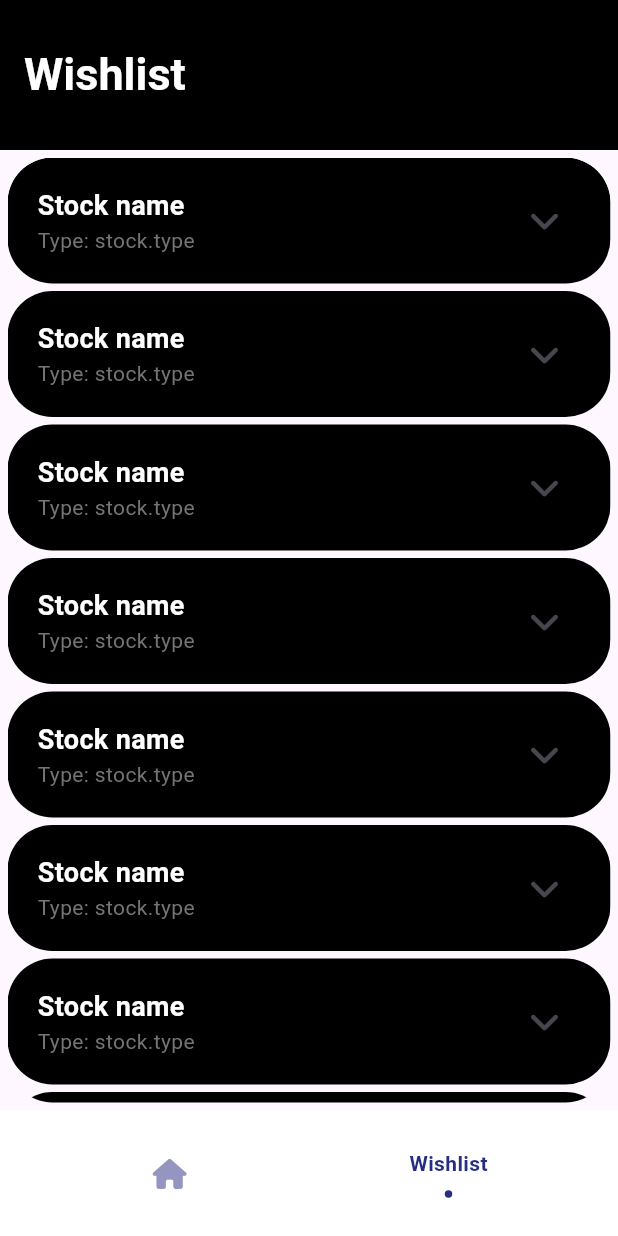
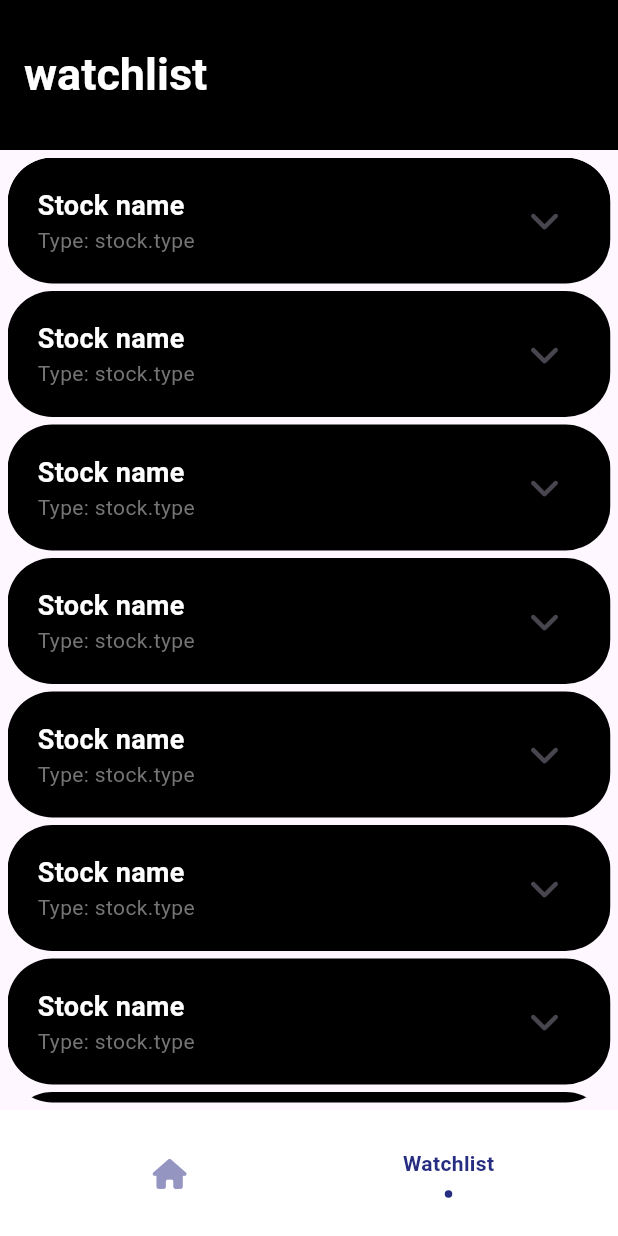
Before and after one commit to MuhammedShabeel001/Stox, a Flutter app: the screen it shows after launch, swiped to page 2, on a phone screen of 412 x 824 dp. Run offline on Flutter 3.47's test engine with Material 3 defaults, Android fonts, the phone set to English and light mode, and no system bars; drawn by our look-alikes of flashy_tab_bar2; our stand-ins replace font_awesome_flutter, hive; accounts and stored records are empty.

Commit message:
db created

```diff
--- a/lib/db/whishlist_db.dart
+++ /dev/null
@@ -1,5 +0,0 @@
-// class WhishlistDb{
-//   static const String watchlistBox = 'watchlist';
-
-//   Future<void> addStock()
-// }
--- a/lib/views/main_screen.dart
+++ b/lib/views/main_screen.dart
@@ -2,7 +2,7 @@ import 'package:flashy_tab_bar2/flashy_tab_bar2.dart';
 import 'package:flutter/material.dart';
 import 'package:font_awesome_flutter/font_awesome_flutter.dart';
 import 'package:stox/views/home_screen.dart';
-import 'package:stox/views/wishlist_screen.dart';
+import 'package:stox/views/watchlist_screen.dart';
 
 class MainScreen extends StatefulWidget {
   const MainScreen({super.key});
@@ -16,7 +16,7 @@ class _MainScreenState extends State<MainScreen> {
   final PageController _pageController =
       PageController(); // Controller for PageView
 
-  final List<Widget> _screens = [const HomeScreen(), const WishlistScreen()];
+  final List<Widget> _screens = [const HomeScreen(), const WatchlistScreen()];
 
   void _onTapped(int index) {
     setState(() {
@@ -58,7 +58,7 @@ class _MainScreenState extends State<MainScreen> {
           ),
           FlashyTabBarItem(
             icon: const FaIcon(FontAwesomeIcons.clipboardList),
-            title: const Text('Wishlist'),
+            title: const Text('Watchlist'),
           ),
         ],
         onItemSelected: _onTapped,
--- a/lib/views/wishlist_screen.dart
+++ b/lib/views/watchlist_screen.dart
@@ -1,8 +1,8 @@
 import 'package:flutter/material.dart';
 import 'package:font_awesome_flutter/font_awesome_flutter.dart';
 
-class WishlistScreen extends StatelessWidget {
-  const WishlistScreen({super.key});
+class WatchlistScreen extends StatelessWidget {
+  const WatchlistScreen({super.key});
 
   @override
   Widget build(BuildContext context) {
@@ -10,7 +10,7 @@ class WishlistScreen extends StatelessWidget {
         // backgroundColor: Colors.black,
         appBar: AppBar(
           title: const Text(
-            'Wishlist',
+            'watchlist',
             style: TextStyle(
               color: Colors.white,
               fontWeight: FontWeight.bold,
```
Also changed, not shown: lib/db/watchlist_db.dart (added, +22 -0 lines).
